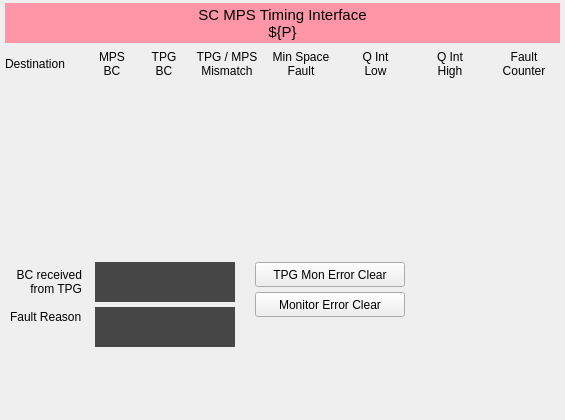
Above: mps_timing_interface.ui from ad-build-test/pydm-mps before the change. Below: the same form after it.
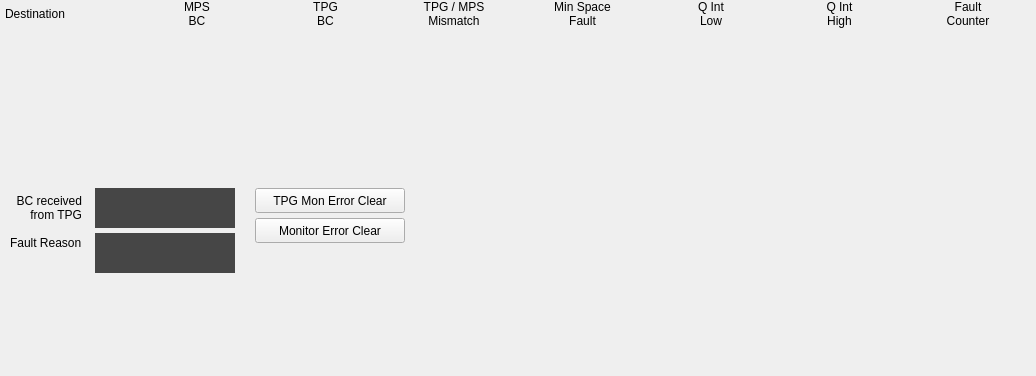
That is the form after the change. Custom widgets are drawn as their Qt base class.

```diff
--- a/mps_timing_interface.ui
+++ b/mps_timing_interface.ui
@@ -6,8 +6,8 @@
    <rect>
     <x>0</x>
     <y>0</y>
-    <width>565</width>
-    <height>420</height>
+    <width>1036</width>
+    <height>376</height>
    </rect>
   </property>
   <property name="minimumSize">
@@ -33,39 +33,8 @@
     <number>5</number>
    </property>
    <property name="bottomMargin">
-    <number>0</number>
+    <number>10</number>
    </property>
-   <item>
-    <widget class="QLabel" name="label">
-     <property name="minimumSize">
-      <size>
-       <width>0</width>
-       <height>40</height>
-      </size>
-     </property>
-     <property name="maximumSize">
-      <size>
-       <width>16777215</width>
-       <height>40</height>
-      </size>
-     </property>
-     <property name="font">
-      <font>
-       <pointsize>11</pointsize>
-      </font>
-     </property>
-     <property name="styleSheet">
-      <string notr="true">background-color: rgb(255, 150, 168);</string>
-     </property>
-     <property name="text">
-      <string>SC MPS Timing Interface
-${P}</string>
-     </property>
-     <property name="alignment">
-      <set>Qt::AlignCenter</set>
-     </property>
-    </widget>
-   </item>
    <item>
     <widget class="QFrame" name="frame">
      <property name="maximumSize">
@@ -100,7 +69,7 @@
        <widget class="QLabel" name="label_2">
         <property name="minimumSize">
          <size>
-          <width>80</width>
+          <width>100</width>
           <height>0</height>
          </size>
         </property>
@@ -111,9 +80,15 @@
       </item>
       <item>
        <widget class="QLabel" name="label_3">
+        <property name="minimumSize">
+         <size>
+          <width>70</width>
+          <height>0</height>
+         </size>
+        </property>
         <property name="maximumSize">
          <size>
-          <width>50</width>
+          <width>16777215</width>
           <height>16777215</height>
          </size>
         </property>
@@ -128,9 +103,15 @@
       </item>
       <item>
        <widget class="QLabel" name="label_4">
+        <property name="minimumSize">
+         <size>
+          <width>70</width>
+          <height>0</height>
+         </size>
+        </property>
         <property name="maximumSize">
          <size>
-          <width>50</width>
+          <width>16777215</width>
           <height>16777215</height>
          </size>
         </property>
@@ -145,9 +126,15 @@
       </item>
       <item>
        <widget class="QLabel" name="label_5">
+        <property name="minimumSize">
+         <size>
+          <width>70</width>
+          <height>0</height>
+         </size>
+        </property>
         <property name="maximumSize">
          <size>
-          <width>75</width>
+          <width>16777215</width>
           <height>16777215</height>
          </size>
         </property>
@@ -162,9 +149,15 @@
       </item>
       <item>
        <widget class="QLabel" name="label_6">
+        <property name="minimumSize">
+         <size>
+          <width>70</width>
+          <height>0</height>
+         </size>
+        </property>
         <property name="maximumSize">
          <size>
-          <width>75</width>
+          <width>16777215</width>
           <height>16777215</height>
          </size>
         </property>
@@ -179,9 +172,15 @@
       </item>
       <item>
        <widget class="QLabel" name="label_7">
+        <property name="minimumSize">
+         <size>
+          <width>70</width>
+          <height>0</height>
+         </size>
+        </property>
         <property name="maximumSize">
          <size>
-          <width>75</width>
+          <width>16777215</width>
           <height>16777215</height>
          </size>
         </property>
@@ -196,9 +195,15 @@
       </item>
       <item>
        <widget class="QLabel" name="label_10">
+        <property name="minimumSize">
+         <size>
+          <width>70</width>
+          <height>0</height>
+         </size>
+        </property>
         <property name="maximumSize">
          <size>
-          <width>75</width>
+          <width>16777215</width>
           <height>16777215</height>
          </size>
         </property>
@@ -213,9 +218,15 @@
       </item>
       <item>
        <widget class="QLabel" name="label_11">
+        <property name="minimumSize">
+         <size>
+          <width>70</width>
+          <height>0</height>
+         </size>
+        </property>
         <property name="maximumSize">
          <size>
-          <width>75</width>
+          <width>16777215</width>
           <height>16777215</height>
          </size>
         </property>
@@ -233,10 +244,16 @@
    </item>
    <item>
     <widget class="PyDMEmbeddedDisplay" name="PyDMEmbeddedDisplay">
+     <property name="minimumSize">
+      <size>
+       <width>0</width>
+       <height>25</height>
+      </size>
+     </property>
      <property name="maximumSize">
       <size>
        <width>16777215</width>
-       <height>25</height>
+       <height>16777215</height>
       </size>
      </property>
      <property name="toolTip">
@@ -255,10 +272,16 @@
    </item>
    <item>
     <widget class="PyDMEmbeddedDisplay" name="PyDMEmbeddedDisplay_2">
+     <property name="minimumSize">
+      <size>
+       <width>0</width>
+       <height>25</height>
+      </size>
+     </property>
      <property name="maximumSize">
       <size>
        <width>16777215</width>
-       <height>25</height>
+       <height>16777215</height>
       </size>
      </property>
      <property name="toolTip">
@@ -277,6 +300,12 @@
    </item>
    <item>
     <widget class="PyDMEmbeddedDisplay" name="PyDMEmbeddedDisplay_3">
+     <property name="minimumSize">
+      <size>
+       <width>0</width>
+       <height>25</height>
+      </size>
+     </property>
      <property name="maximumSize">
       <size>
        <width>16777215</width>
@@ -299,10 +328,16 @@
    </item>
    <item>
     <widget class="PyDMEmbeddedDisplay" name="PyDMEmbeddedDisplay_4">
+     <property name="minimumSize">
+      <size>
+       <width>0</width>
+       <height>25</height>
+      </size>
+     </property>
      <property name="maximumSize">
       <size>
        <width>16777215</width>
-       <height>25</height>
+       <height>16777215</height>
       </size>
      </property>
      <property name="toolTip">
@@ -321,10 +356,16 @@
    </item>
    <item>
     <widget class="PyDMEmbeddedDisplay" name="PyDMEmbeddedDisplay_5">
+     <property name="minimumSize">
+      <size>
+       <width>0</width>
+       <height>25</height>
+      </size>
+     </property>
      <property name="maximumSize">
       <size>
        <width>16777215</width>
-       <height>25</height>
+       <height>16777215</height>
       </size>
      </property>
      <property name="toolTip">
@@ -343,10 +384,16 @@
    </item>
    <item>
     <widget class="PyDMEmbeddedDisplay" name="PyDMEmbeddedDisplay_6">
+     <property name="minimumSize">
+      <size>
+       <width>0</width>
+       <height>25</height>
+      </size>
+     </property>
      <property name="maximumSize">
       <size>
        <width>16777215</width>
-       <height>25</height>
+       <height>16777215</height>
       </size>
      </property>
      <property name="toolTip">
@@ -636,45 +683,17 @@
     </widget>
    </item>
    <item>
-    <widget class="QFrame" name="frame_3">
-     <property name="minimumSize">
-      <size>
-       <width>0</width>
-       <height>50</height>
-      </size>
+    <spacer name="verticalSpacer">
+     <property name="orientation">
+      <enum>Qt::Vertical</enum>
      </property>
-     <property name="maximumSize">
+     <property name="sizeHint" stdset="0">
       <size>
-       <width>16777215</width>
-       <height>50</height>
+       <width>20</width>
+       <height>40</height>
       </size>
      </property>
-     <property name="frameShape">
-      <enum>QFrame::NoFrame</enum>
-     </property>
-     <property name="frameShadow">
-      <enum>QFrame::Raised</enum>
-     </property>
-     <widget class="PyDMDrawingImage" name="PyDMDrawingImage">
-      <property name="geometry">
-       <rect>
-        <x>5</x>
-        <y>0</y>
-        <width>250</width>
-        <height>50</height>
-       </rect>
-      </property>
-      <property name="toolTip">
-       <string/>
-      </property>
-      <property name="styleSheet">
-       <string notr="true"/>
-      </property>
-      <property name="filename" stdset="0">
-       <string>lcls_mps_lockup_sidebyside_digital.png</string>
-      </property>
-     </widget>
-    </widget>
+    </spacer>
    </item>
   </layout>
  </widget>
@@ -684,11 +703,6 @@
    <extends>QLabel</extends>
    <header>pydm.widgets.label</header>
   </customwidget>
-  <customwidget>
-   <class>PyDMDrawingImage</class>
-   <extends>QWidget</extends>
-   <header>pydm.widgets.drawing</header>
-  </customwidget>
   <customwidget>
    <class>PyDMEmbeddedDisplay</class>
    <extends>QFrame</extends>
```
